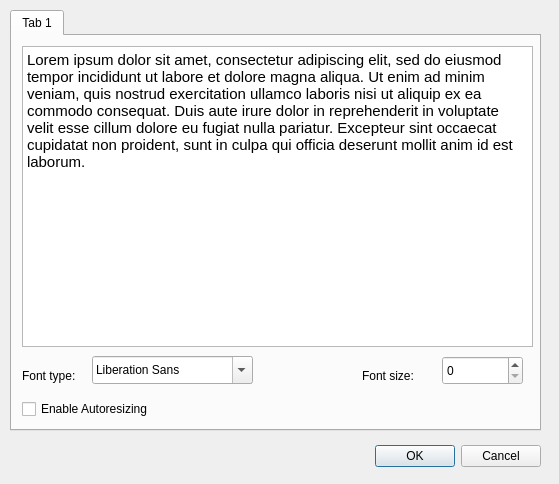
Qt form artdaq-runcontrol/menuoptionsdialog.ui (ikatza/ArtDaq-RunControl-GUI) before a commit.
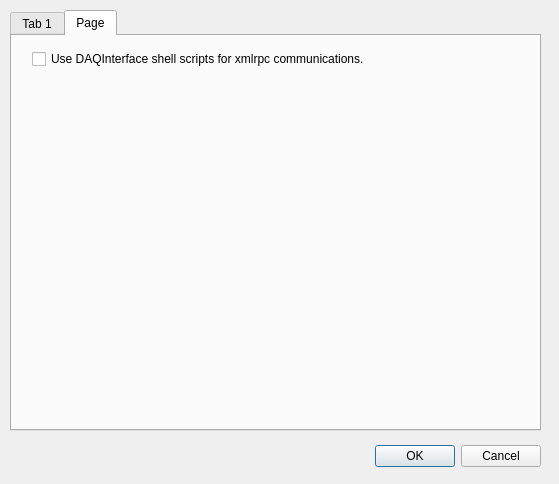
The same form after that commit.

Commit message: added DAQInterface tab to options menu ui containing a checkbox enabler for shell communications commands. Tested implementation with xmlrpc_gui_comm::getDAQInterfaceStatus(). All transitions ok and gui responds correctly when daqinterface is killed externally with kill_daq_interface_on_partition.sh

The edit to the form file:
```diff
--- a/artdaq-runcontrol/menuoptionsdialog.ui
+++ b/artdaq-runcontrol/menuoptionsdialog.ui
@@ -39,7 +39,7 @@
     </rect>
    </property>
    <property name="currentIndex">
-    <number>0</number>
+    <number>1</number>
    </property>
    <widget class="QWidget" name="tab">
     <attribute name="title">
@@ -122,6 +122,24 @@
      </property>
     </widget>
    </widget>
+   <widget class="QWidget" name="tab_2">
+    <attribute name="title">
+     <string>Page</string>
+    </attribute>
+    <widget class="QCheckBox" name="cbEnableShellScripts">
+     <property name="geometry">
+      <rect>
+       <x>20</x>
+       <y>10</y>
+       <width>501</width>
+       <height>26</height>
+      </rect>
+     </property>
+     <property name="text">
+      <string>Use DAQInterface shell scripts for xmlrpc communications.</string>
+     </property>
+    </widget>
+   </widget>
   </widget>
  </widget>
  <resources/>
```
Left out of the diff: 2 changed lines with no effect on the pictures. The commit also changes 6 other files.
